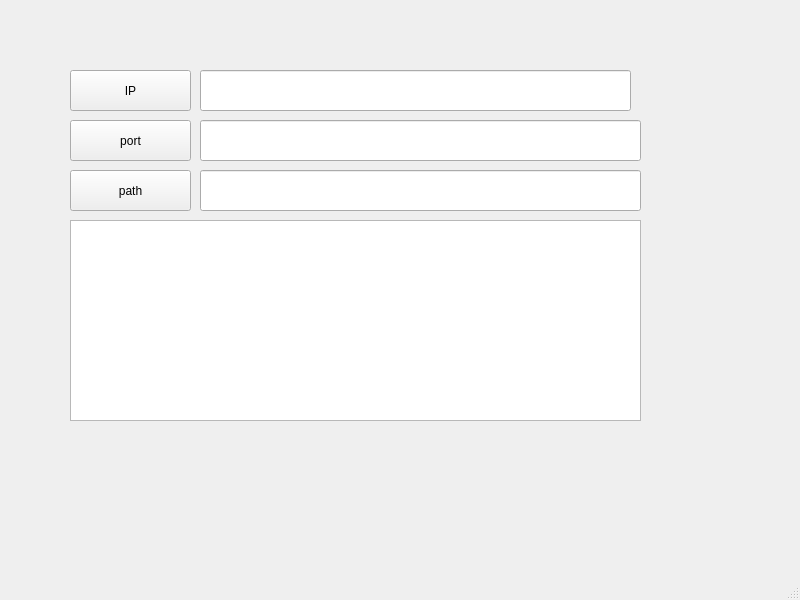
The window that lab1/mainwindow.ui (jihandong/hust_web_lab) describes before a commit, drawn with Qt 5.
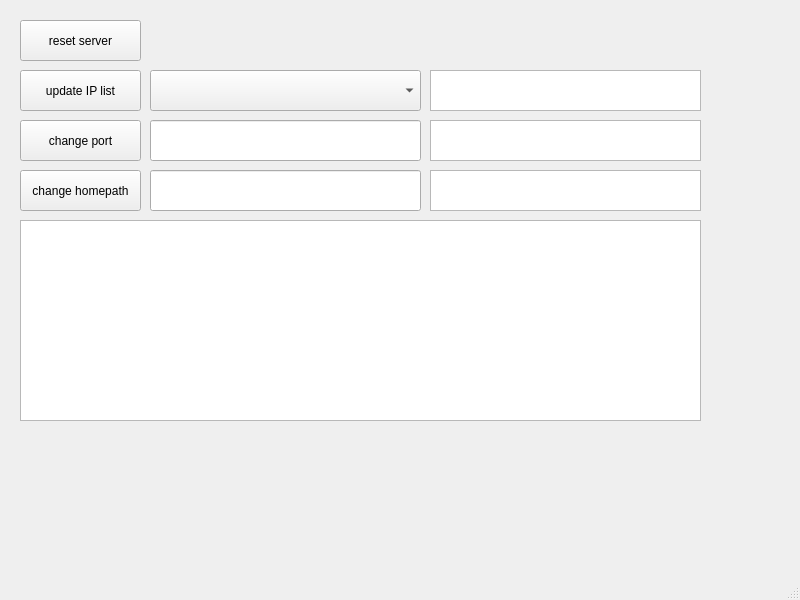
The same window after the commit.

Diff of the .ui file:
```diff
--- a/lab1/mainwindow.ui
+++ b/lab1/mainwindow.ui
@@ -17,48 +17,48 @@
    <widget class="QPushButton" name="pushButtonIP">
     <property name="geometry">
      <rect>
-      <x>70</x>
+      <x>20</x>
       <y>70</y>
       <width>121</width>
       <height>41</height>
      </rect>
     </property>
     <property name="text">
-     <string>IP</string>
+     <string>update IP list</string>
     </property>
    </widget>
    <widget class="QPushButton" name="pushButtonPort">
     <property name="geometry">
      <rect>
-      <x>70</x>
+      <x>20</x>
       <y>120</y>
       <width>121</width>
       <height>41</height>
      </rect>
     </property>
     <property name="text">
-     <string>port</string>
+     <string>change port</string>
     </property>
    </widget>
    <widget class="QPushButton" name="pushButtonPath">
     <property name="geometry">
      <rect>
-      <x>70</x>
+      <x>20</x>
       <y>170</y>
       <width>121</width>
       <height>41</height>
      </rect>
     </property>
     <property name="text">
-     <string>path</string>
+     <string>change homepath</string>
     </property>
    </widget>
    <widget class="QLineEdit" name="lineEditPath">
     <property name="geometry">
      <rect>
-      <x>200</x>
+      <x>150</x>
       <y>170</y>
-      <width>441</width>
+      <width>271</width>
       <height>41</height>
      </rect>
     </property>
@@ -66,19 +66,9 @@
    <widget class="QLineEdit" name="lineEditPort">
     <property name="geometry">
      <rect>
-      <x>200</x>
+      <x>150</x>
       <y>120</y>
-      <width>441</width>
-      <height>41</height>
-     </rect>
-    </property>
-   </widget>
-   <widget class="QLineEdit" name="lineEditIP">
-    <property name="geometry">
-     <rect>
-      <x>200</x>
-      <y>70</y>
-      <width>431</width>
+      <width>271</width>
       <height>41</height>
      </rect>
     </property>
@@ -86,13 +76,66 @@
    <widget class="QTextBrowser" name="textBrowser">
     <property name="geometry">
      <rect>
-      <x>70</x>
+      <x>20</x>
       <y>220</y>
-      <width>571</width>
+      <width>681</width>
       <height>201</height>
      </rect>
     </property>
    </widget>
+   <widget class="QTextBrowser" name="textBrowserPath">
+    <property name="geometry">
+     <rect>
+      <x>430</x>
+      <y>170</y>
+      <width>271</width>
+      <height>41</height>
+     </rect>
+    </property>
+   </widget>
+   <widget class="QTextBrowser" name="textBrowserPort">
+    <property name="geometry">
+     <rect>
+      <x>430</x>
+      <y>120</y>
+      <width>271</width>
+      <height>41</height>
+     </rect>
+    </property>
+   </widget>
+   <widget class="QTextBrowser" name="textBrowserIP">
+    <property name="geometry">
+     <rect>
+      <x>430</x>
+      <y>70</y>
+      <width>271</width>
+      <height>41</height>
+     </rect>
+    </property>
+   </widget>
+   <widget class="QPushButton" name="pushButtonReset">
+    <property name="geometry">
+     <rect>
+      <x>20</x>
+      <y>20</y>
+      <width>121</width>
+      <height>41</height>
+     </rect>
+    </property>
+    <property name="text">
+     <string>reset server</string>
+    </property>
+   </widget>
+   <widget class="QComboBox" name="comboBoxIP">
+    <property name="geometry">
+     <rect>
+      <x>150</x>
+      <y>70</y>
+      <width>271</width>
+      <height>41</height>
+     </rect>
+    </property>
+   </widget>
   </widget>
   <widget class="QMenuBar" name="menubar">
    <property name="geometry">
```
